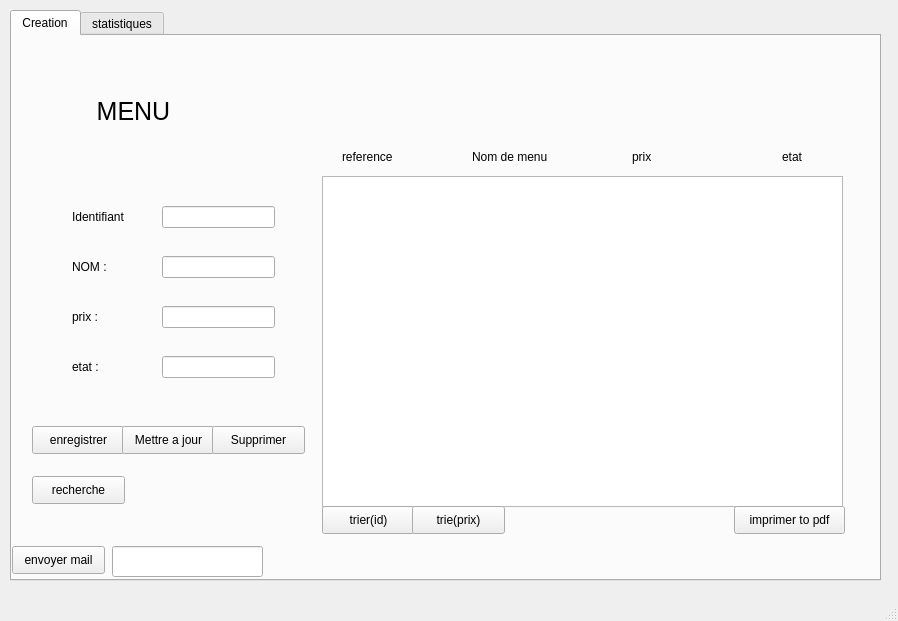
The window that mainwindow.ui (mariemsmaoui12/smart_parc) describes before a commit, drawn with Qt 5.
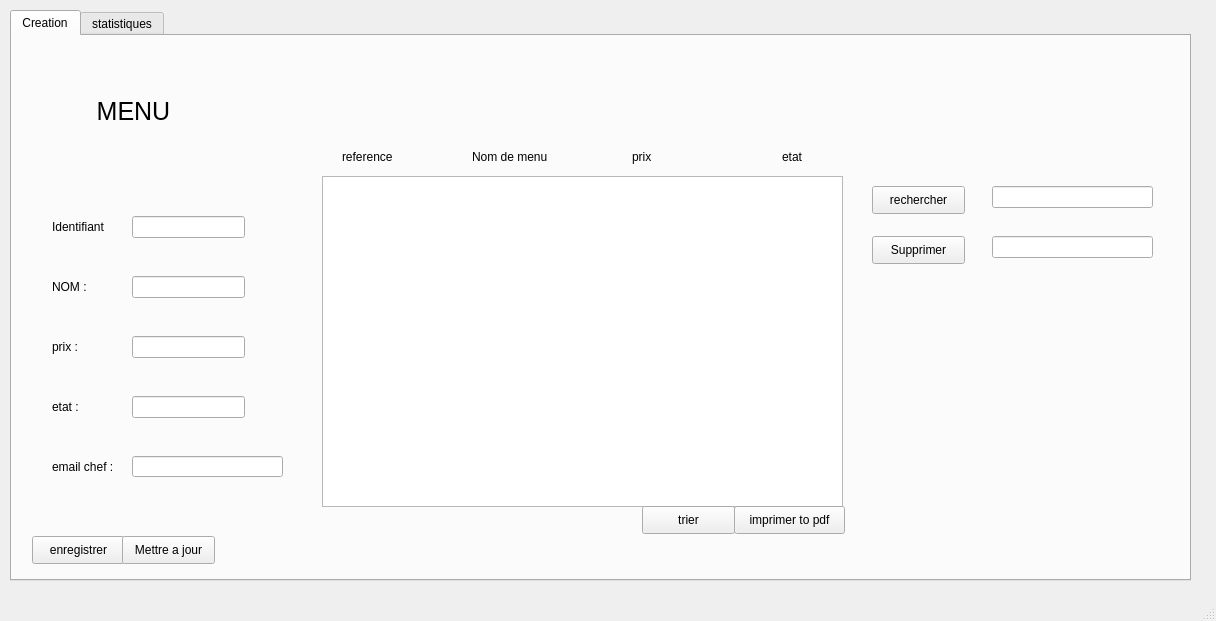
The same window after the commit. Custom widgets are drawn as their Qt base class.

Commit message: send mail

```diff
--- a/mainwindow.ui
+++ b/mainwindow.ui
@@ -6,7 +6,7 @@
    <rect>
     <x>0</x>
     <y>0</y>
-    <width>898</width>
+    <width>1216</width>
     <height>621</height>
    </rect>
   </property>
@@ -19,7 +19,7 @@
      <rect>
       <x>10</x>
       <y>10</y>
-      <width>871</width>
+      <width>1181</width>
       <height>571</height>
      </rect>
     </property>
@@ -34,7 +34,7 @@
       <property name="geometry">
        <rect>
         <x>20</x>
-        <y>390</y>
+        <y>500</y>
         <width>93</width>
         <height>28</height>
        </rect>
@@ -70,8 +70,8 @@
      <widget class="QLineEdit" name="ref">
       <property name="geometry">
        <rect>
-        <x>150</x>
-        <y>170</y>
+        <x>120</x>
+        <y>180</y>
         <width>113</width>
         <height>22</height>
        </rect>
@@ -83,8 +83,8 @@
      <widget class="QLabel" name="label_3">
       <property name="geometry">
        <rect>
-        <x>60</x>
-        <y>170</y>
+        <x>40</x>
+        <y>180</y>
         <width>81</width>
         <height>21</height>
        </rect>
@@ -96,8 +96,8 @@
      <widget class="QLineEdit" name="nom">
       <property name="geometry">
        <rect>
-        <x>150</x>
-        <y>220</y>
+        <x>120</x>
+        <y>240</y>
         <width>113</width>
         <height>22</height>
        </rect>
@@ -106,8 +106,8 @@
      <widget class="QLabel" name="label_4">
       <property name="geometry">
        <rect>
-        <x>60</x>
-        <y>220</y>
+        <x>40</x>
+        <y>240</y>
         <width>81</width>
         <height>21</height>
        </rect>
@@ -119,8 +119,8 @@
      <widget class="QLineEdit" name="prix">
       <property name="geometry">
        <rect>
-        <x>150</x>
-        <y>270</y>
+        <x>120</x>
+        <y>300</y>
         <width>113</width>
         <height>22</height>
        </rect>
@@ -129,8 +129,8 @@
      <widget class="QLabel" name="label_5">
       <property name="geometry">
        <rect>
-        <x>60</x>
-        <y>270</y>
+        <x>40</x>
+        <y>300</y>
         <width>81</width>
         <height>21</height>
        </rect>
@@ -142,8 +142,8 @@
      <widget class="QLabel" name="label_10">
       <property name="geometry">
        <rect>
-        <x>60</x>
-        <y>320</y>
+        <x>40</x>
+        <y>360</y>
         <width>81</width>
         <height>21</height>
        </rect>
@@ -155,8 +155,8 @@
      <widget class="QLineEdit" name="etat">
       <property name="geometry">
        <rect>
-        <x>150</x>
-        <y>320</y>
+        <x>120</x>
+        <y>360</y>
         <width>113</width>
         <height>22</height>
        </rect>
@@ -166,7 +166,7 @@
       <property name="geometry">
        <rect>
         <x>110</x>
-        <y>390</y>
+        <y>500</y>
         <width>93</width>
         <height>28</height>
        </rect>
@@ -178,8 +178,8 @@
      <widget class="QPushButton" name="pb_supprimer">
       <property name="geometry">
        <rect>
-        <x>200</x>
-        <y>390</y>
+        <x>860</x>
+        <y>200</y>
         <width>93</width>
         <height>28</height>
        </rect>
@@ -274,65 +274,75 @@
        <string>imprimer to pdf</string>
       </property>
      </widget>
-     <widget class="QPushButton" name="pushButton_3">
-      <property name="geometry">
-       <rect>
-        <x>310</x>
-        <y>470</y>
-        <width>93</width>
-        <height>28</height>
-       </rect>
-      </property>
-      <property name="text">
-       <string>trier(id)</string>
-      </property>
-     </widget>
      <widget class="QPushButton" name="pushButton_4">
       <property name="geometry">
        <rect>
-        <x>400</x>
+        <x>630</x>
         <y>470</y>
         <width>93</width>
         <height>28</height>
        </rect>
       </property>
       <property name="text">
-       <string>trie(prix)</string>
-      </property>
-     </widget>
-     <widget class="QPushButton" name="pushButton_5">
-      <property name="geometry">
-       <rect>
-        <x>20</x>
-        <y>440</y>
-        <width>93</width>
-        <height>28</height>
-       </rect>
-      </property>
-      <property name="text">
-       <string>recherche</string>
-      </property>
-     </widget>
-     <widget class="QPushButton" name="pb_send">
-      <property name="geometry">
-       <rect>
-        <x>0</x>
-        <y>510</y>
-        <width>93</width>
-        <height>28</height>
-       </rect>
-      </property>
-      <property name="text">
-       <string>envoyer mail</string>
+       <string>trier</string>
       </property>
      </widget>
      <widget class="QLineEdit" name="lineEdit">
       <property name="geometry">
        <rect>
-        <x>100</x>
-        <y>510</y>
+        <x>120</x>
+        <y>420</y>
         <width>151</width>
-        <height>31</height>
+        <height>21</height>
+       </rect>
+      </property>
+     </widget>
+     <widget class="QLabel" name="label_14">
+      <property name="geometry">
+       <rect>
+        <x>40</x>
+        <y>420</y>
+        <width>81</width>
+        <height>21</height>
+       </rect>
+      </property>
+      <property name="text">
+       <string>email chef :</string>
+      </property>
+     </widget>
+     <widget class="QPushButton" name="pushButton_5">
+      <property name="geometry">
+       <rect>
+        <x>860</x>
+        <y>150</y>
+        <width>93</width>
+        <height>28</height>
+       </rect>
+      </property>
+      <property name="text">
+       <string>rechercher</string>
+      </property>
+     </widget>
+     <widget class="QLineEdit" name="ref1">
+      <property name="geometry">
+       <rect>
+        <x>980</x>
+        <y>150</y>
+        <width>161</width>
+        <height>22</height>
+       </rect>
+      </property>
+      <property name="text">
+       <string/>
+      </property>
+     </widget>
+     <widget class="QLineEdit" name="lineEdit_3">
+      <property name="geometry">
+       <rect>
+        <x>980</x>
+        <y>200</y>
+        <width>161</width>
+        <height>22</height>
        </rect>
       </property>
      </widget>
```
The commit also changes 5 other files.
